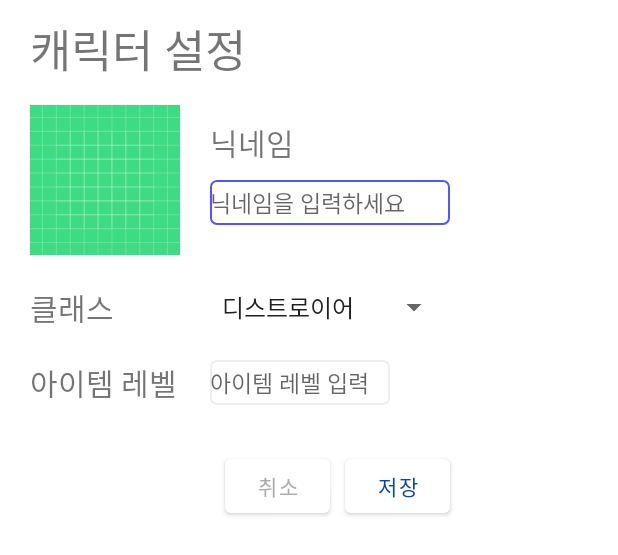
After one commit to UngHa/Shandi_Memo, an Android app: the layout add_character.xml on its own in the app's theme, with its tools: preview values and no code run, on a phone screen of 412 x 824 dp. The commit adds this screen. Shown: the top 555 px of the screen. Run offline under Robolectric (Android 15) with nearby library versions, the phone set to English and light mode, and no system bars.

Commit message:
캐릭터 관리, 설정화면 추가

```diff
--- a/app/src/main/java/com/example/shandi_memo/CharacterManagement.java
+++ b/app/src/main/java/com/example/shandi_memo/CharacterManagement.java
@@ -9,7 +9,10 @@ import android.view.LayoutInflater;
 import android.view.View;
 import android.view.ViewGroup;
 import android.view.WindowManager;
+import android.widget.ArrayAdapter;
+import android.widget.Button;
 import android.widget.ImageButton;
+import android.widget.Spinner;
 import android.widget.Toast;
 
 import androidx.annotation.NonNull;
@@ -24,7 +27,7 @@ import com.google.android.material.floatingactionbutton.FloatingActionButton;
 public class CharacterManagement extends Fragment {
     RecyclerView characterList;
     CharacterListAdapter adapter;
-
+    Dialog addCharDlg;
     Context context;
     OnTapItemSelectedListener listener;
 
@@ -85,16 +88,39 @@ public class CharacterManagement extends Fragment {
                 Toast.makeText(getContext(), position + "번째 매칭 선택됨", Toast.LENGTH_SHORT).show();
             }
         });*/
+        addCharDlg= new Dialog(getContext());
+        addCharDlg.setContentView(R.layout.add_character);
 
-        /*FloatingActionButton roundingCreate;
-        roundingCreate = rootView.findViewById(R.id.roundingCreateButton);
-        roundingCreate.setOnClickListener(new View.OnClickListener() {
+        FloatingActionButton addChar = rootView.findViewById(R.id.addCharacterButton);
+        addChar.setOnClickListener(new View.OnClickListener() {
             @Override
             public void onClick(View view) {
-                Intent intend = new Intent(getContext(),RoundingCreate.class);
-                startActivity(intend);
+                characterDialogShow(); // 다이얼로그 띄우기
+                //CJW : 주변 반투명 없애기, 상단 위치조정
+                addCharDlg.getWindow().clearFlags(WindowManager.LayoutParams.FLAG_DIM_BEHIND);
+                addCharDlg.getWindow().setGravity(Gravity.TOP);
+
             }
-        });*/
+        });
     }
 
+    public void characterDialogShow(){
+        addCharDlg.show();
+        // 취소
+        Button cancelBtn = addCharDlg.findViewById(R.id.cancelBtn);
+        cancelBtn.setOnClickListener(new View.OnClickListener() {
+            @Override
+            public void onClick(View view) {
+                addCharDlg.dismiss();
+            }
+        });
+        // 적용
+        Button saveBtn = addCharDlg.findViewById(R.id.saveBtn);
+        saveBtn.setOnClickListener(new View.OnClickListener() {
+            @Override
+            public void onClick(View view) {
+                addCharDlg.dismiss();
+            }
+        });
+    }
 }
--- /dev/null
+++ b/app/src/main/res/drawable/edittext_round_corner.xml
@@ -0,0 +1,20 @@
+<?xml version="1.0" encoding="utf-8"?>
+<selector xmlns:android="http://schemas.android.com/apk/res/android">
+     <!-- 에디트텍스트가 포커스를 받았을때의 모양 및 색상 -->
+     <item android:state_focused="true">
+        <shape xmlns:android="http://schemas.android.com/apk/res/android" android:shape="rectangle">
+             <stroke android:width="1dp" android:color="#5555FF" />
+            <corners android:radius="4dp"/>
+            <solid android:color="#FFFFFF" />
+        </shape>
+     </item
+         >
+    <!-- EditText 가 포커스를 받지 않은 일반 상태일 때의 모양 및 색상 -->
+    <item android:state_focused="false">
+        <shape xmlns:android="http://schemas.android.com/apk/res/android" android:shape="rectangle">
+            <stroke android:width="1dp" android:color="#EEEEEE" />
+            <corners android:radius="4dp"/>
+            <solid android:color="#FFFFFF" />
+        </shape>
+    </item>
+</selector>
--- /dev/null
+++ b/app/src/main/res/layout/add_character.xml
@@ -0,0 +1,140 @@
+<?xml version="1.0" encoding="utf-8"?>
+<androidx.constraintlayout.widget.ConstraintLayout xmlns:android="http://schemas.android.com/apk/res/android"
+    android:layout_width="310sp"
+    android:layout_height="350sp"
+    xmlns:app="http://schemas.android.com/apk/res-auto">
+
+    <TextView
+        android:id="@+id/title"
+        android:layout_width="wrap_content"
+        android:layout_height="wrap_content"
+        android:text="캐릭터 설정"
+        android:textSize="30sp"
+        android:layout_marginTop="10sp"
+        android:layout_marginStart="20sp"
+        app:layout_constraintTop_toTopOf="parent"
+        app:layout_constraintLeft_toLeftOf="parent"
+        />
+
+    <!--프로필 부분-->
+    <ImageView
+        android:layout_width="100sp"
+        android:layout_height="100sp"
+        android:src="@drawable/ic_launcher_background"
+        app:layout_constraintTop_toTopOf="@id/profileGuideline"
+        app:layout_constraintLeft_toLeftOf="parent"
+        android:layout_marginTop="10sp"
+        android:layout_marginStart="20sp"
+        />
+    <TextView
+        android:id="@+id/nameText"
+        android:layout_width="wrap_content"
+        android:layout_height="30sp"
+        android:text="닉네임"
+        android:textSize="20sp"
+        android:layout_marginTop="20sp"
+        app:layout_constraintTop_toTopOf="@id/profileGuideline"
+        app:layout_constraintLeft_toLeftOf="@id/editGuideline"/>
+
+    <EditText
+        android:layout_width="160sp"
+        android:layout_height="30sp"
+        android:hint="닉네임을 입력하세요"
+        android:layout_marginTop="10sp"
+        android:textSize="15sp"
+        android:background="@drawable/edittext_round_corner"
+        app:layout_constraintTop_toBottomOf="@id/nameText"
+        app:layout_constraintLeft_toLeftOf="@id/editGuideline"/>
+
+    <!--클래스 이름-->
+    <TextView
+        android:layout_width="wrap_content"
+        android:layout_height="30sp"
+        android:text="클래스"
+        android:textSize="20sp"
+        android:layout_marginStart="20sp"
+        app:layout_constraintTop_toTopOf="@id/classGuideline"
+        app:layout_constraintLeft_toLeftOf="parent"/>
+
+    <Spinner
+        android:id="@+id/classSpinner"
+        android:layout_width="160sp"
+        android:layout_height="30sp"
+        android:spinnerMode="dropdown"
+        android:minHeight="100sp"
+        app:layout_constraintTop_toTopOf="@id/classGuideline"
+        app:layout_constraintLeft_toLeftOf="@id/editGuideline"
+        android:entries="@array/classArray"/>
+
+    <!--아이템 레벨-->
+    <TextView
+        android:layout_width="wrap_content"
+        android:layout_height="30sp"
+        android:text="아이템 레벨"
+        android:textSize="20sp"
+        android:layout_marginStart="20sp"
+        app:layout_constraintTop_toTopOf="@id/itemlevelGuideline"
+        app:layout_constraintLeft_toLeftOf="parent"/>
+
+    <EditText
+        android:layout_width="120sp"
+        android:layout_height="30sp"
+        android:hint="아이템 레벨 입력"
+        android:textSize="15sp"
+        android:background="@drawable/edittext_round_corner"
+        app:layout_constraintTop_toTopOf="@id/itemlevelGuideline"
+        app:layout_constraintLeft_toLeftOf="@id/editGuideline"/>
+
+    <Button
+        android:id="@+id/saveBtn"
+        android:layout_width="70sp"
+        android:layout_height="wrap_content"
+        android:text="저장"
+        android:textColor="@color/main_color"
+        android:layout_marginEnd="10sp"
+        app:layout_constraintTop_toTopOf="@id/buttonGuideline"
+        app:layout_constraintRight_toRightOf="parent"/>
+    <Button
+        android:id="@+id/cancelBtn"
+        android:layout_width="70sp"
+        android:layout_height="wrap_content"
+        android:text="취소"
+        android:textColor="#ACACAC"
+        android:layout_marginEnd="10sp"
+        app:layout_constraintTop_toTopOf="@id/buttonGuideline"
+        app:layout_constraintRight_toLeftOf="@id/saveBtn"/>
+
+    <!--가이드라인-->
+    <androidx.constraintlayout.widget.Guideline
+        android:id="@+id/profileGuideline"
+        android:layout_width="wrap_content"
+        android:layout_height="wrap_content"
+        android:orientation="horizontal"
+        app:layout_constraintGuide_begin="60sp" />
+    <androidx.constraintlayout.widget.Guideline
+        android:id="@+id/classGuideline"
+        android:layout_width="wrap_content"
+        android:layout_height="wrap_content"
+        android:orientation="horizontal"
+        app:layout_constraintGuide_begin="190sp" />
+    <androidx.constraintlayout.widget.Guideline
+        android:id="@+id/itemlevelGuideline"
+        android:layout_width="wrap_content"
+        android:layout_height="wrap_content"
+        android:orientation="horizontal"
+        app:layout_constraintGuide_begin="240sp" />
+    <androidx.constraintlayout.widget.Guideline
+        android:id="@+id/buttonGuideline"
+        android:layout_width="wrap_content"
+        android:layout_height="wrap_content"
+        android:orientation="horizontal"
+        app:layout_constraintGuide_begin="300sp" />
+    <androidx.constraintlayout.widget.Guideline
+        android:id="@+id/editGuideline"
+        android:layout_width="wrap_content"
+        android:layout_height="wrap_content"
+        android:orientation="vertical"
+        app:layout_constraintGuide_begin="140sp" />
+
+
+</androidx.constraintlayout.widget.ConstraintLayout>
--- a/app/src/main/res/layout/character_management.xml
+++ b/app/src/main/res/layout/character_management.xml
@@ -17,7 +17,7 @@
         app:layout_constraintTop_toTopOf="parent"/>
 
     <com.google.android.material.floatingactionbutton.FloatingActionButton
-        android:id="@+id/roundingCreateButton"
+        android:id="@+id/addCharacterButton"
         android:layout_width="wrap_content"
         android:layout_height="wrap_content"
         android:layout_marginBottom="70sp"
--- /dev/null
+++ b/app/src/main/res/values/lostark_class.xml
@@ -0,0 +1,27 @@
+<?xml version="1.0" encoding="utf-8"?>
+<resources>
+    <string-array name="classArray">
+        <item>디스트로이어</item>
+        <item>워로드</item>
+        <item>버서커</item>
+        <item>홀리나이트</item>
+        <item>배틀마스터</item>
+        <item>인파이터</item>
+        <item>기공사</item>
+        <item>창술사</item>
+        <item>스트라이커</item>
+        <item>데빌헌터</item>
+        <item>블래스터</item>
+        <item>호크아이</item>
+        <item>스카우터</item>
+        <item>건슬링어</item>
+        <item>바드</item>
+        <item>서머너</item>
+        <item>아르카나</item>
+        <item>소서리스</item>
+        <item>데모닉</item>
+        <item>블레이드</item>
+        <item>리퍼</item>
+        <item>도화가</item>
+    </string-array>
+</resources>
```
